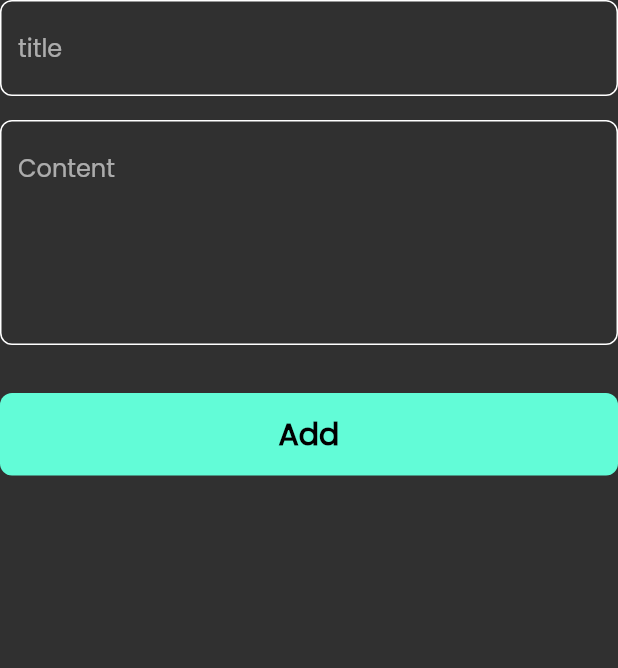
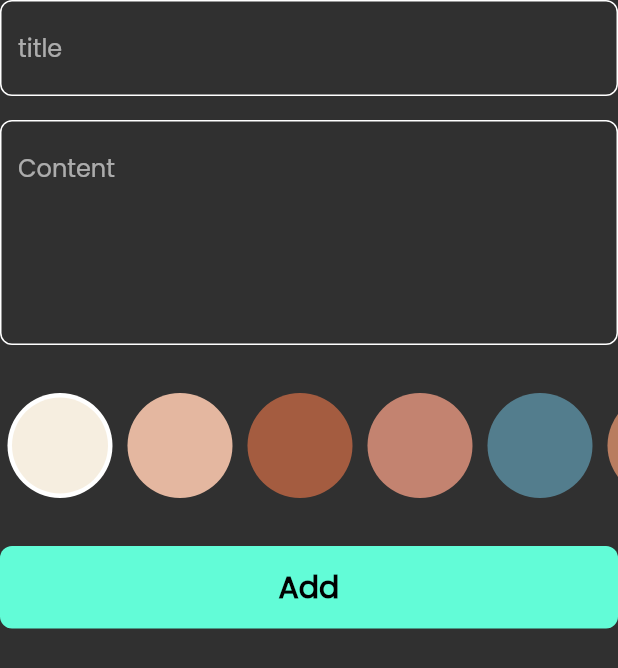
Before and after one commit to Marwan-Saif/notesApp, a Flutter app: the AddNoteForm widget shown alone on an empty page, opened directly, on a phone screen of 412 x 824 dp. Shown: the top 668 px of the screen. Run offline on Flutter 3.47's test engine with Material 2 defaults, Android fonts, the phone set to English and light mode, and no system bars; our stand-ins replace flutter_bloc, hive, hive_flutter; accounts and stored records are empty.

Commit message:
create colors list & add it to bottomsheet

```diff
--- a/lib/components/add_note_form.dart
+++ b/lib/components/add_note_form.dart
@@ -1,6 +1,7 @@
 import 'package:flutter/material.dart';
 import 'package:flutter_bloc/flutter_bloc.dart';
 import 'package:intl/intl.dart';
+import 'package:notes_app/components/colors_listview.dart';
 import 'package:notes_app/components/custom_button.dart';
 import 'package:notes_app/components/custom_text_field.dart';
 import 'package:notes_app/cubits/add_note_cubit/add_note_cubit.dart';
@@ -46,6 +47,10 @@ class _AddNoteFormState extends State<AddNoteForm> {
           const SizedBox(
             height: 32,
           ),
+          const ColorsListView(),
+          const SizedBox(
+            height: 32,
+          ),
           BlocBuilder<AddNoteCubit, AddNoteState>(
             builder: (context, state) {
               return CustomButton(
--- /dev/null
+++ b/lib/components/colors_listview.dart
@@ -0,0 +1,67 @@
+import 'package:flutter/material.dart';
+
+class ColorItem extends StatelessWidget {
+  const ColorItem({
+    super.key,
+    required this.selected,
+    required this.color,
+  });
+  final bool selected;
+  final Color color;
+
+  @override
+  Widget build(BuildContext context) {
+    return Padding(
+      padding: const EdgeInsets.symmetric(horizontal: 5),
+      child: CircleAvatar(
+        radius: 35,
+        backgroundColor: selected ? Colors.white : color,
+        child: CircleAvatar(
+          backgroundColor: color,
+          radius: 32,
+        ),
+      ),
+    );
+  }
+}
+
+class ColorsListView extends StatefulWidget {
+  const ColorsListView({super.key});
+
+  @override
+  State<ColorsListView> createState() => _ColorsListViewState();
+}
+
+class _ColorsListViewState extends State<ColorsListView> {
+  List<Color> colors = const [
+    Color(0xFFF6EEE0),
+    Color(0xFFE4B7A0),
+    Color(0xFFA45C40),
+    Color(0xFFC38370),
+    Color(0xFF537D8D),
+    Color(0xFFB97D60),
+    Color(0xFFF0A160),
+    Color(0xFFF54D3D),
+  ];
+  int currentItem = 0;
+  @override
+  Widget build(BuildContext context) {
+    return SizedBox(
+      height: 70,
+      child: ListView.builder(
+        itemCount: colors.length,
+        scrollDirection: Axis.horizontal,
+        itemBuilder: (context, index) => GestureDetector(
+          onTap: () {
+            currentItem = index;
+            setState(() {});
+          },
+          child: ColorItem(
+            selected: currentItem == index,
+            color: colors[index],
+          ),
+        ),
+      ),
+    );
+  }
+}
```
